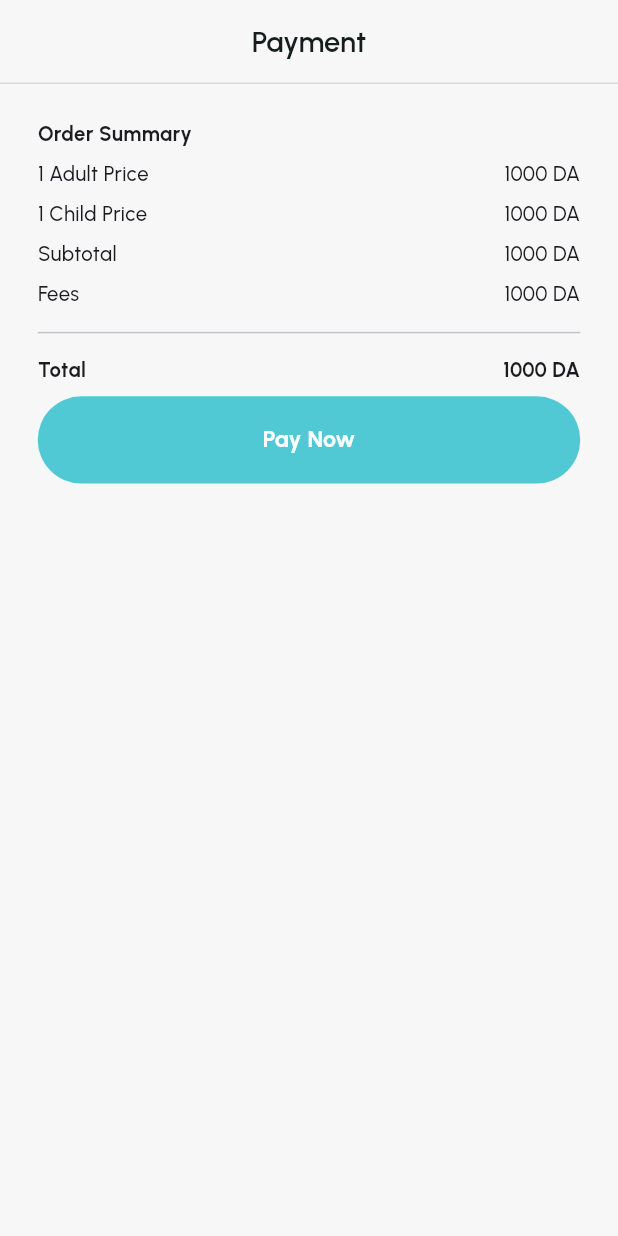
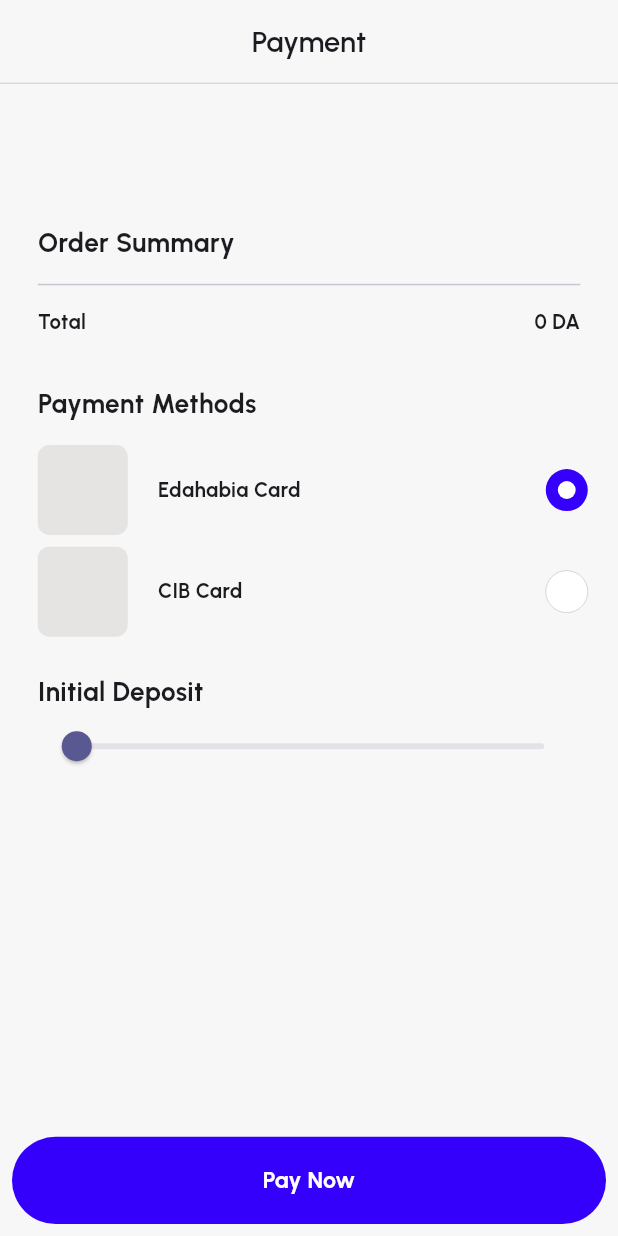
Before and after one commit to Abdallah867/travel_app, a Flutter app: the PaymentView screen opened directly with empty values, on a phone screen of 412 x 824 dp. Run offline on Flutter 3.47's test engine with Material 3 defaults, Android fonts, the phone set to English and light mode, and no system bars; our stand-ins replace appwrite, bloc, cached_network_image, dartz, device_preview, dio and 14 more; missing offline and left inert: cuid2; accounts and stored records are empty.

Commit message:
make payment dynamic

```diff
--- a/lib/core/routes/app_router.dart
+++ b/lib/core/routes/app_router.dart
@@ -120,7 +120,7 @@ abstract class AppRouter {
             return BlocProvider(
               create: (context) => PaymentCubit(
                 getIt.get<PaymentRepoImpl>(),
-                state.extra as TripModel,
+                state.extra as ReservationModel,
               ),
               child: const PaymentView(),
             );
--- a/lib/core/utils/app_colors.dart
+++ b/lib/core/utils/app_colors.dart
@@ -5,7 +5,9 @@ class AppColors {
 
   // static const secondaryColor = Color.fromARGB(255, 58, 3, 255);
 
-  static const secondaryColor = Color(0xFF50C9D5);
+  // static const secondaryColor = Color(0xFF50C9D5);
+
+  static const secondaryColor = Color(0xFF3500FB);
 
   static const Color lightGreyColor = Color(0xFFF7F8F9);
 
--- a/lib/features/payment/data/models/checkout_model.dart
+++ b/lib/features/payment/data/models/checkout_model.dart
@@ -18,7 +18,7 @@ class CheckoutModel {
     required this.successUrl,
     this.locale = 'en',
     this.chargilyPayFeesAllocation = 'customer',
-    this.percentageDiscount = 75,
+    this.percentageDiscount = 0,
   });
 
   CheckoutModel copyWith({
--- a/lib/features/payment/presentation/manager/cubit/payment_cubit.dart
+++ b/lib/features/payment/presentation/manager/cubit/payment_cubit.dart
@@ -1,6 +1,7 @@
 import 'package:bloc/bloc.dart';
 import 'package:equatable/equatable.dart';
 
+import '../../../../reservation/data/models/reservation_model.dart';
 import '../../../../trip/data/models/trip_model.dart';
 import '../../../data/models/checkout_model.dart';
 import '../../../data/models/payment_method.dart';
@@ -10,15 +11,18 @@ part 'payment_state.dart';
 
 class PaymentCubit extends Cubit<PaymentState> {
   final PaymentRepo paymentRepo;
-  final TripModel trip;
+  final ReservationModel reservation;
+  PaymentMethod paymentMethod = PaymentMethod.edahabia;
+  int initialDeposit = 15;
+  int totalPayment = 0;
 
-  PaymentCubit(this.paymentRepo, this.trip) : super(PaymentInitial());
+  PaymentCubit(this.paymentRepo, this.reservation) : super(PaymentInitial());
 
   Future<void> createCheckout() async {
     final response = await paymentRepo.createCheckout(
       CheckoutModel(
-        amount: trip.price,
-        paymentMethod: PaymentMethod.cib,
+        amount: (calculateTotalPayment() * initialDeposit) ~/ 100,
+        paymentMethod: paymentMethod,
         successUrl: 'https://edahabia.com',
       ),
     );
@@ -26,4 +30,20 @@ class PaymentCubit extends Cubit<PaymentState> {
         (checkoutUrl) => emit(PaymentCheckoutSuccess(checkoutUrl: checkoutUrl)),
         (failure) => PaymentCheckoutFailure(errorMessage: failure.errMessage));
   }
+
+  int calculateTotalPayment() {
+    int totalPayment =
+        (reservation.travelers.length) * (reservation.tripSchedule.trip.price);
+    return totalPayment;
+  }
+
+  void selectPaymentMethod(PaymentMethod payment) {
+    paymentMethod = payment;
+    emit(PaymentMethodChanged(paymentMethod: payment.name));
+  }
+
+  void updateInitialDeposit(int newValue) {
+    initialDeposit = newValue;
+    emit(PaymentInitialDepositChanged(initialDeposit: newValue));
+  }
 }
--- a/lib/features/payment/presentation/manager/cubit/payment_state.dart
+++ b/lib/features/payment/presentation/manager/cubit/payment_state.dart
@@ -20,3 +20,21 @@ final class PaymentCheckoutFailure extends PaymentState {
 
   const PaymentCheckoutFailure({required this.errorMessage});
 }
+
+final class PaymentMethodChanged extends PaymentState {
+  final String paymentMethod;
+
+  const PaymentMethodChanged({required this.paymentMethod});
+
+  @override
+  List<Object> get props => [paymentMethod];
+}
+
+class PaymentInitialDepositChanged extends PaymentState {
+  final int initialDeposit;
+
+  const PaymentInitialDepositChanged({required this.initialDeposit});
+
+  @override
+  List<Object> get props => [initialDeposit];
+}
--- a/lib/features/payment/presentation/views/payment_view.dart
+++ b/lib/features/payment/presentation/views/payment_view.dart
@@ -1,3 +1,4 @@
+import 'package:flutter/cupertino.dart';
 import 'package:flutter/material.dart';
 import 'package:flutter_bloc/flutter_bloc.dart';
 import 'package:flutter_screenutil/flutter_screenutil.dart';
@@ -5,10 +6,14 @@ import 'package:go_router/go_router.dart';
 
 import '../../../../core/functions/custom_app_bar.dart';
 import '../../../../core/routes/app_routes.dart';
+import '../../../../core/utils/app_colors.dart';
 import '../../../../core/utils/font_weight_helper.dart';
 import '../../../../core/utils/text_styles.dart';
 import '../../../../core/widgets/custom_button.dart';
 import '../../../../core/widgets/vertical_widget.dart';
+import '../../../reservation/data/models/reservation_model.dart';
+import '../../../reservation/data/models/traveler_model.dart';
+import '../../data/models/payment_method.dart';
 import '../manager/cubit/payment_cubit.dart';
 
 class PaymentView extends StatelessWidget {
@@ -16,51 +21,221 @@ class PaymentView extends StatelessWidget {
 
   @override
   Widget build(BuildContext context) {
+    final ReservationModel reservation =
+        context.read<PaymentCubit>().reservation;
+    List<TravelerModel> travelers = reservation.travelers;
+
     return Scaffold(
       appBar: customAppBar('Payment'),
+      bottomNavigationBar: Padding(
+        padding: const EdgeInsets.all(8.0),
+        child: CustomButton(
+          text: 'Pay Now',
+          onPressed: () {
+            context.read<PaymentCubit>().createCheckout();
+          },
+        ),
+      ),
       body: Padding(
-        padding: EdgeInsets.symmetric(horizontal: 24.w, vertical: 24.0),
-        child: Column(
-          crossAxisAlignment: CrossAxisAlignment.stretch,
-          children: [
-            Text(
+        padding: EdgeInsets.symmetric(horizontal: 24.w),
+        child: CustomScrollView(
+          slivers: [
+            SliverList(
+              delegate: SliverChildListDelegate(
+                [
+                  Padding(
+                    padding: EdgeInsets.only(bottom: 8.h, top: 96.h),
+                    child: Text(
                       'Order Summary',
-              style: TextStyles.textStyle14
-                  .copyWith(fontWeight: FontWeightHelper.bold),
+                      style: TextStyles.textStyle16SemiBold,
                       textAlign: TextAlign.start,
                     ),
-            const VerticalSpace(size: 8),
-            const PriceRow(
-              price: 1000,
-              title: '1 Adult Price',
                   ),
-            const PriceRow(
-              price: 1000,
-              title: '1 Child Price',
+                ],
               ),
-            const PriceRow(
-              price: 1000,
-              title: 'Subtotal',
             ),
-            const PriceRow(
-              price: 1000,
-              title: 'Fees',
+
+            // Dynamic ListView.builder section converted to SliverList
+            SliverList(
+              delegate: SliverChildBuilderDelegate(
+                  childCount:
+                      travelers.length, // Replace with the actual item count
+
+                  (context, index) {
+                return PriceRow(
+                  price: reservation.tripSchedule.trip.price,
+                  title:
+                      '${travelers[index].firstName}\'s Price', // Replace with dynamic data as needed
+                );
+              }),
             ),
+
+            // Static elements for remaining items
+            SliverList(
+              delegate: SliverChildListDelegate(
+                [
                   const Divider(),
                   const VerticalSpace(size: 8),
-            const PriceRow(
-              price: 1000,
+                  PriceRow(
+                    price: context.read<PaymentCubit>().calculateTotalPayment(),
                     title: 'Total',
                     isBold: true,
                   ),
-            CustomButton(
-                text: 'Pay Now',
-                onPressed: () {
-                  context.read<PaymentCubit>().createCheckout();
-                })
                 ],
               ),
             ),
+
+            SliverList(
+              delegate: SliverChildListDelegate(
+                [
+                  // const OrderSummary(),
+                  const SizedBox(height: 24),
+                  const PaymentMethods(),
+                  const SizedBox(height: 24),
+                  const InitialDeposit(),
+                ],
+              ),
+            ),
+          ],
+        ),
+      ),
+    );
+  }
+}
+
+class OrderSummary extends StatelessWidget {
+  const OrderSummary({super.key});
+
+  @override
+  Widget build(BuildContext context) {
+    return SliverList(
+      delegate: SliverChildBuilderDelegate(
+        (context, index) => SizedBox(
+          height: 70.h,
+          child: const PriceRow(
+            price: 1000,
+            title: '1 Adult Price', // Replace with dynamic data as needed
+          ),
+        ),
+        childCount: 1, // Replace with the actual item count
+      ),
+    );
+  }
+}
+
+class PaymentMethods extends StatelessWidget {
+  const PaymentMethods({super.key});
+
+  @override
+  Widget build(BuildContext context) {
+    return Column(
+      crossAxisAlignment: CrossAxisAlignment.start,
+      children: [
+        Text(
+          'Payment Methods',
+          style: TextStyles.textStyle16SemiBold,
+          textAlign: TextAlign.start,
+        ),
+        const VerticalSpace(size: 16),
+        const PaymentMethodWidget(
+          name: 'Edahabia Card',
+          paymentMethod: PaymentMethod.edahabia,
+        ),
+        const VerticalSpace(size: 8),
+        const PaymentMethodWidget(
+          name: 'CIB Card',
+          paymentMethod: PaymentMethod.cib,
+        ),
+      ],
+    );
+  }
+}
+
+class InitialDeposit extends StatelessWidget {
+  const InitialDeposit({super.key});
+
+  @override
+  Widget build(BuildContext context) {
+    return Column(
+      crossAxisAlignment: CrossAxisAlignment.start,
+      children: [
+        Text(
+          'Initial Deposit',
+          style: TextStyles.textStyle16SemiBold,
+          textAlign: TextAlign.start,
+        ),
+        BlocBuilder<PaymentCubit, PaymentState>(
+          builder: (context, state) {
+            return Slider(
+              value: context.read<PaymentCubit>().initialDeposit.toDouble(),
+              min: 15,
+              max: 100,
+              divisions: 100,
+              label: "${context.read<PaymentCubit>().initialDeposit}%",
+              onChanged: (double value) {
+                context
+                    .read<PaymentCubit>()
+                    .updateInitialDeposit(value.toInt());
+              },
+            );
+          },
+        ),
+      ],
+    );
+  }
+}
+
+class PaymentMethodWidget extends StatelessWidget {
+  final String name;
+  final PaymentMethod paymentMethod;
+
+  const PaymentMethodWidget({
+    super.key,
+    required this.name,
+    required this.paymentMethod,
+  });
+
+  @override
+  Widget build(BuildContext context) {
+    return Row(
+      mainAxisAlignment: MainAxisAlignment.spaceBetween,
+      children: [
+        Row(
+          children: [
+            Container(
+              height: 60,
+              width: 60,
+              decoration: BoxDecoration(
+                color: AppColors.inputGrey,
+                borderRadius: BorderRadius.circular(8.r),
+              ),
+            ),
+            const SizedBox(width: 20),
+            Text(
+              name,
+              style: TextStyles.textStyle14
+                  .copyWith(fontWeight: FontWeightHelper.bold),
+            ),
+          ],
+        ),
+        BlocBuilder<PaymentCubit, PaymentState>(
+          builder: (context, state) {
+            return Transform.scale(
+              scale: 2.0,
+              child: CupertinoRadio(
+                activeColor: AppColors.secondaryColor,
+                value: paymentMethod,
+                groupValue: context.read<PaymentCubit>().paymentMethod,
+                onChanged: (value) {
+                  context
+                      .read<PaymentCubit>()
+                      .selectPaymentMethod(paymentMethod);
+                },
+              ),
+            );
+          },
+        ),
+      ],
     );
   }
 }
@@ -69,6 +244,7 @@ class PriceRow extends StatelessWidget {
   final bool isBold;
   final int price;
   final String title;
+
   const PriceRow({
     super.key,
     required this.price,
--- a/lib/features/trips/data/repos/trips_list_repo_impl.dart
+++ b/lib/features/trips/data/repos/trips_list_repo_impl.dart
@@ -107,7 +107,7 @@ class TripsListRepoImpl implements TripsListRepo {
         betweenDepartureDate!,
       ));
       List<String> queries = [
-        // Query.between("price", betweenDepartureDate, andDepartureDate),
+        Query.between("price", minPrice, maxPrice),
         Query.between(
           "departureDate",
           DateFormatUtils.formatDateToIso8601(
@@ -115,13 +115,11 @@ class TripsListRepoImpl implements TripsListRepo {
           ),
           DateFormatUtils.formatDateToIso8601(andDepartureDate!),
         ),
-
         Query.between(
           "returnDate",
           DateFormatUtils.formatDateToIso8601(betweenReturnDate!),
           DateFormatUtils.formatDateToIso8601(andReturnDate!),
         ),
-
         Query.limit(AppConstants.pageSize),
         Query.orderDesc("\$createdAt")
       ];
--- a/lib/features/trips/presentation/manager/bloc/trips_list_event.dart
+++ b/lib/features/trips/presentation/manager/bloc/trips_list_event.dart
@@ -17,6 +17,10 @@ class TripsListNextPageRequested extends TripsListEvent {
 
 class TripsListFailedFetchRetried extends TripsListEvent {
   const TripsListFailedFetchRetried();
+}
+
+class TripsListFilterClear extends TripsListEvent {
+  const TripsListFilterClear();
 }
 
 class TripsListFirstPageFetch extends TripsListEvent {
--- a/lib/features/trips/presentation/views/widgets/search_bar_and_filter_widget.dart
+++ b/lib/features/trips/presentation/views/widgets/search_bar_and_filter_widget.dart
@@ -73,7 +73,9 @@ class SearchBarAndFilterWidget extends StatelessWidget {
                         fontWeight: FontWeightHelper.semiBold,
                       ),
                     ),
-                    onTap: () {},
+                    onTap: () {
+                      tripsListBloc.add(const TripsListFilterClear());
+                    },
                   ),
                   const VerticalSpace(size: 8),
                   const Divider(),
--- a/pubspec.yaml
+++ b/pubspec.yaml
@@ -16,7 +16,7 @@ publish_to: "none" # Remove this line if you wish to publish to pub.dev
 # https://developer.apple.com/library/archive/documentation/General/Reference/InfoPlistKeyReference/Articles/CoreFoundationKeys.html
 # In Windows, build-name is used as the major, minor, and patch parts
 # of the product and file versions while build-number is used as the build suffix.
-version: 1.0.2+1
+version: 1.0.3+1
 
 environment:
   sdk: ">=3.3.3 <4.0.0"
```
Also changed, not shown: lib/features/payment/presentation/views/checkout_view.dart (+12 -13 lines), lib/features/reservation/presentation/views/reservation_view.dart (+4 -5 lines), lib/features/trips/presentation/manager/bloc/trips_list_bloc.dart (+11 -0 lines). Lines whose indentation alone changed are shown as unchanged.
